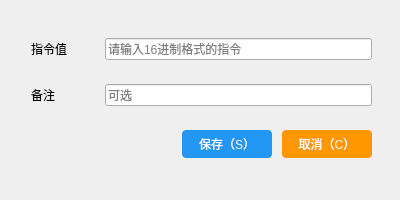
The window that savecommanddialog.ui (AndroidCoderPeng/serial_port_debugger) describes before a commit, drawn with Qt 5.
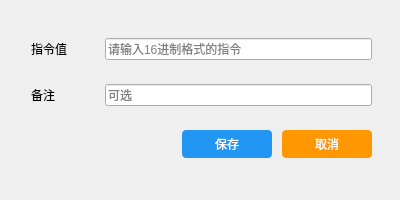
The same window after the commit.

Commit message:
ui:优化扩展指令对话框的界面细节
- 为 layoutWidget 添加名称，提高代码可读性
- 移除保存和取消按钮的快捷键文本，统一界面风格

Patch:
```diff
--- a/savecommanddialog.ui
+++ b/savecommanddialog.ui
@@ -13,7 +13,7 @@
   <property name="windowTitle">
    <string>添加扩展指令</string>
   </property>
-  <widget class="QWidget" name="">
+  <widget class="QWidget" name="layoutWidget">
    <property name="geometry">
     <rect>
      <x>31</x>
@@ -131,7 +131,7 @@
 QPushButton:disabled {background-color:#BDBDBD;color:#EEEEEE}</string>
         </property>
         <property name="text">
-         <string>保存（S）</string>
+         <string>保存</string>
         </property>
        </widget>
       </item>
@@ -150,7 +150,7 @@
 QPushButton:disabled {background-color:#BDBDBD;color:#EEEEEE}</string>
         </property>
         <property name="text">
-         <string>取消（C）</string>
+         <string>取消</string>
         </property>
        </widget>
       </item>
```
